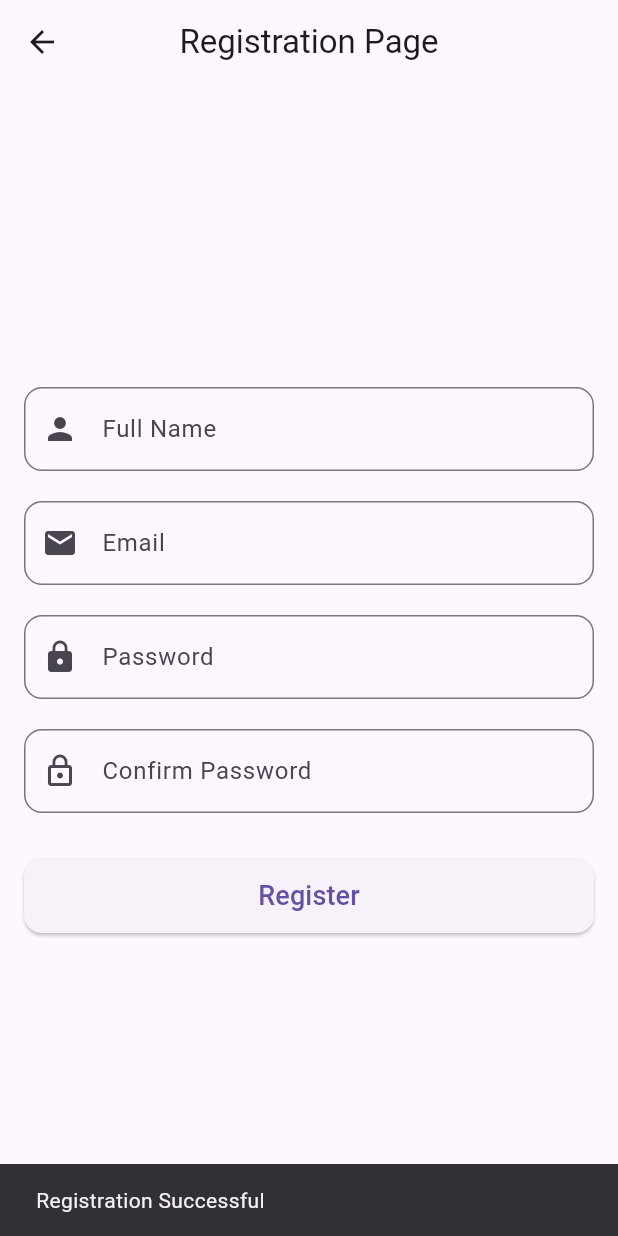
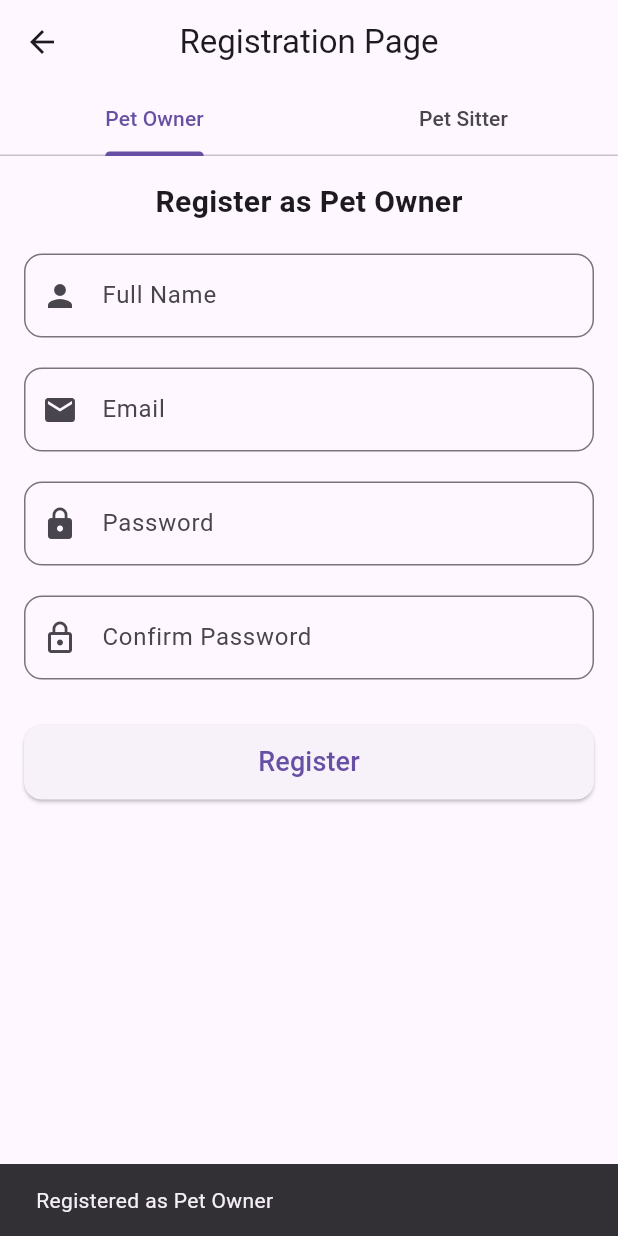
Before and after one commit to princy151/PawPal, a Flutter app: the RegistrationView screen opened by its route, after a tap on "Register", on a phone screen of 412 x 824 dp. Run offline on Flutter 3.47's test engine with Material 3 defaults, Android fonts, the light colour scheme and no system bars.

Commit message:
added separate tabs for sitter and owner in registration page

```diff
--- a/lib/view/registration_view.dart
+++ b/lib/view/registration_view.dart
@@ -1,7 +1,27 @@
 import 'package:flutter/material.dart';
 
-class RegistrationView extends StatelessWidget {
+class RegistrationView extends StatefulWidget {
   const RegistrationView({Key? key}) : super(key: key);
+
+  @override
+  State<RegistrationView> createState() => _RegistrationViewState();
+}
+
+class _RegistrationViewState extends State<RegistrationView>
+    with SingleTickerProviderStateMixin {
+  late TabController _tabController;
+
+  @override
+  void initState() {
+    super.initState();
+    _tabController = TabController(length: 2, vsync: this);
+  }
+
+  @override
+  void dispose() {
+    _tabController.dispose();
+    super.dispose();
+  }
 
   @override
   Widget build(BuildContext context) {
@@ -9,14 +29,46 @@ class RegistrationView extends StatelessWidget {
       appBar: AppBar(
         title: const Text('Registration Page'),
         centerTitle: true,
+        bottom: TabBar(
+          controller: _tabController,
+          tabs: const [
+            Tab(text: 'Pet Owner'),
+            Tab(text: 'Pet Sitter'),
+          ],
         ),
-      body: Center(
+      ),
+      body: TabBarView(
+        controller: _tabController,
+        children: const [
+          // Registration forms for both tabs
+          RegistrationForm(userType: 'Pet Owner'),
+          RegistrationForm(userType: 'Pet Sitter'),
+        ],
+      ),
+    );
+  }
+}
+
+class RegistrationForm extends StatelessWidget {
+  final String userType;
+
+  const RegistrationForm({Key? key, required this.userType}) : super(key: key);
+
+  @override
+  Widget build(BuildContext context) {
+    return SingleChildScrollView(
       child: Padding(
         padding: const EdgeInsets.all(16.0),
-          child: SingleChildScrollView(
         child: Column(
           mainAxisAlignment: MainAxisAlignment.center,
           children: [
+            // Dynamic title for user type
+            Text(
+              'Register as $userType',
+              style: const TextStyle(fontSize: 20, fontWeight: FontWeight.bold),
+            ),
+            const SizedBox(height: 20),
+
             // Name Input Field
             TextField(
               decoration: InputDecoration(
@@ -76,8 +128,9 @@ class RegistrationView extends StatelessWidget {
                 onPressed: () {
                   // TODO: Handle registration logic here
                   ScaffoldMessenger.of(context).showSnackBar(
-                        const SnackBar(
-                            content: Text('Registration Successful')),
+                    SnackBar(
+                      content: Text('Registered as $userType'),
+                    ),
                   );
                 },
                 style: ElevatedButton.styleFrom(
@@ -94,8 +147,6 @@ class RegistrationView extends StatelessWidget {
           ],
         ),
       ),
-        ),
-      ),
     );
   }
 }
```
Lines whose indentation alone changed are shown as unchanged.
